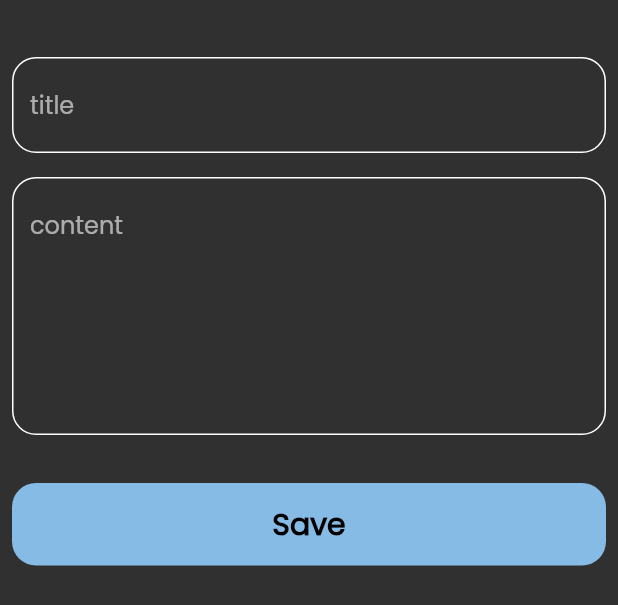
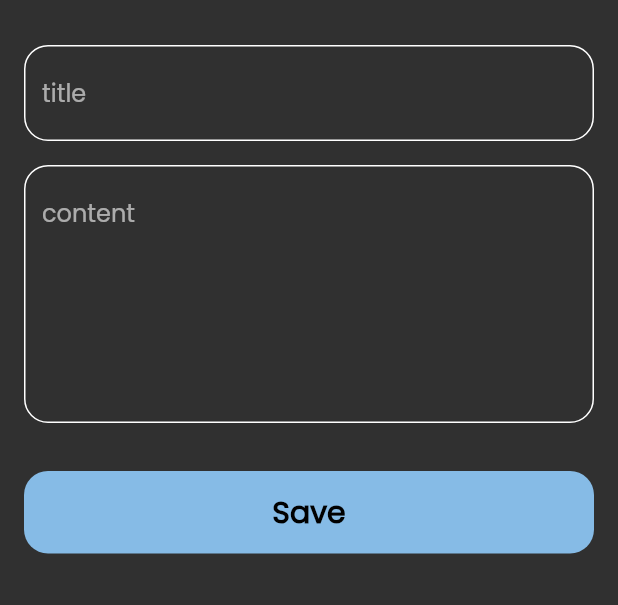
Before and after one commit to ayaessam138/note-app, a Flutter app: what addnotebottomsheet() shows on an empty page, opened directly, on a phone screen of 412 x 824 dp. Shown: the top 605 px of the screen. Run offline on Flutter 3.47's test engine with Material 2 defaults, Android fonts, the phone set to English and light mode, and no system bars; drawn by our look-alikes of modal_progress_hud_nsn; our stand-ins replace bloc, flutter_bloc, hive, hive_flutter; accounts and stored records are empty.

```diff
--- a/lib/cubits/cubit/addnotes_cubit.dart
+++ b/lib/cubits/cubit/addnotes_cubit.dart
@@ -14,8 +14,8 @@ class AddnotesCubit extends Cubit<AddnotesState> {
     emit(Addnotesloading());
     try {
       var notebox = Hive.box<addnote>(knotesbox);
+      notebox.add(note);
       emit(Addnotessucess());
-      notebox.add(note);
     } catch (e) {
       emit(Addnotesfailure(e.toString()));
     }
--- a/lib/view/notes_view.dart
+++ b/lib/view/notes_view.dart
@@ -13,6 +13,7 @@ class notesview extends StatelessWidget {
       floatingActionButton: FloatingActionButton(
         onPressed: () {
           showModalBottomSheet(
+              isScrollControlled: true,
               shape: RoundedRectangleBorder(
                   borderRadius: BorderRadius.circular(16)),
               context: context,
--- a/lib/weidgets/mainAndAddview/addnotebottomsheet.dart
+++ b/lib/weidgets/mainAndAddview/addnotebottomsheet.dart
@@ -11,8 +11,6 @@ class addnotebottomsheet extends StatelessWidget {
   Widget build(BuildContext context) {
     return BlocProvider(
       create: (context) => AddnotesCubit(),
-      child: Padding(
-        padding: const EdgeInsets.all(8.0),
       child: BlocConsumer<AddnotesCubit, AddnotesState>(
         listener: (context, state) {
           if (state is Addnotessucess) {
@@ -23,13 +21,17 @@ class addnotebottomsheet extends StatelessWidget {
           }
         },
         builder: (context, state) {
-            return ModalProgressHUD(
-                inAsyncCall: state is Addnotesloading ? true : false,
-                child: ModalProgressHUD(
-                    inAsyncCall: state is Addnotesloading ? true : false,
-                    child: addnoteform()));
+          return AbsorbPointer(
+            absorbing: state is Addnotesloading ? true : false,
+            child: Padding(
+              padding: EdgeInsets.only(
+                  left: 16,
+                  right: 16,
+                  bottom: MediaQuery.of(context).viewInsets.bottom),
+              child: const SingleChildScrollView(child: addnoteform()),
+            ),
+          );
         },
-        ),
       ),
     );
   }
--- a/lib/weidgets/mainAndAddview/addnoteform.dart
+++ b/lib/weidgets/mainAndAddview/addnoteform.dart
@@ -47,7 +47,10 @@ class _addnoteformState extends State<addnoteform> {
           const SizedBox(
             height: 32,
           ),
-          custtombutton(
+          BlocBuilder<AddnotesCubit, AddnotesState>(
+            builder: (context, state) {
+              return custtombutton(
+                isloading: state is Addnotesloading ? true : false,
                 onTap: () {
                   if (formkey.currentState!.validate()) {
                     formkey.currentState!.save();
@@ -56,12 +59,18 @@ class _addnoteformState extends State<addnoteform> {
                         subtitle: subtitle!,
                         date: DateTime.now().toString(),
                         color: Colors.blue.value);
-                BlocProvider.of<AddnotesCubit>(context).Addnote(addnotemodel);
+                    BlocProvider.of<AddnotesCubit>(context)
+                        .Addnote(addnotemodel);
                   } else {
                     autovalidateMode = AutovalidateMode.always;
                     setState(() {});
                   }
                 },
+              );
+            },
+          ),
+          const SizedBox(
+            height: 16,
           )
         ],
       ),
--- a/lib/weidgets/mainAndAddview/custtombutton.dart
+++ b/lib/weidgets/mainAndAddview/custtombutton.dart
@@ -3,8 +3,9 @@ import 'package:flutter/material.dart';
 import '../../constants.dart';
 
 class custtombutton extends StatelessWidget {
-  custtombutton({required this.onTap});
+  custtombutton({required this.onTap, this.isloading = false});
   void Function()? onTap;
+  bool isloading;
   @override
   Widget build(BuildContext context) {
     return GestureDetector(
@@ -17,11 +18,21 @@ class custtombutton extends StatelessWidget {
           borderRadius: BorderRadius.circular(16),
         ),
         child: Center(
-            child: Text(
-          'Save',
-          style: TextStyle(
-              color: Colors.black, fontSize: 20, fontWeight: FontWeight.bold),
-        )),
+            child: isloading
+                ? const SizedBox(
+                    height: 24,
+                    width: 24,
+                    child: CircularProgressIndicator(
+                      color: Colors.black,
+                    ),
+                  )
+                : const Text(
+                    'Save',
+                    style: TextStyle(
+                        color: Colors.black,
+                        fontSize: 20,
+                        fontWeight: FontWeight.bold),
+                  )),
       ),
     );
   }
```
Also changed, not shown: lib/cubits/cubit/blocpbserver.dart (added, +32 -0 lines), lib/cubits/cubit/readnotes_cubit/cubit/readnotes_cubit.dart (added, +21 -0 lines), lib/cubits/cubit/readnotes_cubit/cubit/readnotes_state.dart (added, +18 -0 lines). Lines whose indentation alone changed are shown as unchanged.
